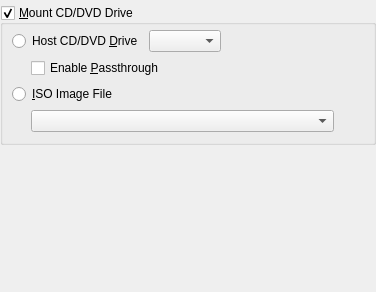
This is vbox/src/VBox/Frontends/VirtualBox4/ui/VBoxVMSettingsCD.ui in jljuxgm/vboxgit as Qt 5 draws it before an edit. The edited form follows.
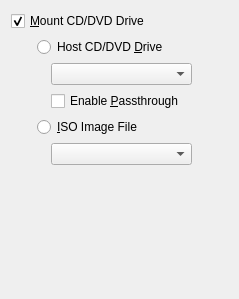
This is the edited form. Custom widgets are drawn as their Qt base class.

Commit message:
commit_10676 ------------------------------------------------------------------------ r10676 | vboxsync | 2008-07-16 00:22:01 +0800 (Wed, 16 Jul 2008) | 2 lines
FE/Qt4: VM CD settings face lift.

------------------------------------------------------------------------

```diff
--- a/vbox/src/VBox/Frontends/VirtualBox4/ui/VBoxVMSettingsCD.ui
+++ b/vbox/src/VBox/Frontends/VirtualBox4/ui/VBoxVMSettingsCD.ui
@@ -22,50 +22,65 @@
    <rect>
     <x>0</x>
     <y>0</y>
-    <width>376</width>
-    <height>292</height>
+    <width>239</width>
+    <height>299</height>
    </rect>
   </property>
-  <layout class="QVBoxLayout" >
-   <property name="leftMargin" >
-    <number>0</number>
-   </property>
-   <property name="topMargin" >
-    <number>5</number>
-   </property>
-   <property name="rightMargin" >
-    <number>0</number>
-   </property>
-   <property name="bottomMargin" >
-    <number>5</number>
-   </property>
-   <item>
-    <widget class="QGroupBox" name="mGbCD" >
-     <property name="sizePolicy" >
-      <sizepolicy vsizetype="Fixed" hsizetype="Expanding" >
-       <horstretch>0</horstretch>
-       <verstretch>0</verstretch>
-      </sizepolicy>
-     </property>
+  <layout class="QGridLayout" >
+   <item row="0" column="0" colspan="3" >
+    <widget class="QCheckBox" name="mGbCD" >
      <property name="whatsThis" >
       <string>When checked, mounts the specified media to the CD/DVD drive of the virtual machine. Note that the CD/DVD drive is always connected to the Secondary Master IDE controller of the machine.</string>
      </property>
-     <property name="title" >
+     <property name="text" >
       <string>&amp;Mount CD/DVD Drive</string>
      </property>
-     <property name="checkable" >
-      <bool>true</bool>
-     </property>
      <property name="checked" >
       <bool>true</bool>
      </property>
-     <layout class="QVBoxLayout" >
+    </widget>
+   </item>
+   <item row="1" column="0" >
+    <spacer>
+     <property name="orientation" >
+      <enum>Qt::Horizontal</enum>
+     </property>
+     <property name="sizeType" >
+      <enum>QSizePolicy::Fixed</enum>
+     </property>
+     <property name="sizeHint" >
+      <size>
+       <width>20</width>
+       <height>20</height>
+      </size>
+     </property>
+    </spacer>
+   </item>
+   <item row="1" column="1" >
+    <widget class="QWidget" native="1" name="mMountCDChild" >
+     <property name="sizePolicy" >
+      <sizepolicy vsizetype="Preferred" hsizetype="Expanding" >
+       <horstretch>0</horstretch>
+       <verstretch>0</verstretch>
+      </sizepolicy>
+     </property>
+     <layout class="QGridLayout" >
+      <property name="leftMargin" >
+       <number>0</number>
+      </property>
       <property name="topMargin" >
-       <number>5</number>
+       <number>0</number>
       </property>
-      <item>
-       <layout class="QHBoxLayout" >
-        <item>
+      <property name="rightMargin" >
+       <number>0</number>
+      </property>
+      <property name="bottomMargin" >
+       <number>0</number>
+      </property>
+      <property name="verticalSpacing" >
+       <number>-1</number>
+      </property>
+      <item row="0" column="0" colspan="2" >
          <widget class="QRadioButton" name="mRbHostCD" >
           <property name="whatsThis" >
            <string>Mounts the specified CD/DVD drive to the virtual CD/DVD drive.</string>
@@ -78,47 +93,30 @@
           </property>
          </widget>
         </item>
-        <item>
+      <item row="1" column="0" >
+       <spacer>
+        <property name="orientation" >
+         <enum>Qt::Horizontal</enum>
+        </property>
+        <property name="sizeType" >
+         <enum>QSizePolicy::Fixed</enum>
+        </property>
+        <property name="sizeHint" >
+         <size>
+          <width>8</width>
+          <height>16</height>
+         </size>
+        </property>
+       </spacer>
+      </item>
+      <item row="1" column="1" >
          <widget class="QComboBox" name="mCbHostCD" >
           <property name="whatsThis" >
            <string>Lists host CD/DVD drives available to mount to the virtual machine.</string>
           </property>
          </widget>
         </item>
-        <item>
-         <spacer>
-          <property name="orientation" >
-           <enum>Qt::Horizontal</enum>
-          </property>
-          <property name="sizeHint" >
-           <size>
-            <width>0</width>
-            <height>10</height>
-           </size>
-          </property>
-         </spacer>
-        </item>
-       </layout>
-      </item>
-      <item>
-       <layout class="QHBoxLayout" >
-        <item>
-         <spacer>
-          <property name="orientation" >
-           <enum>Qt::Horizontal</enum>
-          </property>
-          <property name="sizeType" >
-           <enum>QSizePolicy::Fixed</enum>
-          </property>
-          <property name="sizeHint" >
-           <size>
-            <width>19</width>
-            <height>16</height>
-           </size>
-          </property>
-         </spacer>
-        </item>
-        <item>
+      <item row="2" column="1" >
          <widget class="QCheckBox" name="mCbPassthrough" >
           <property name="sizePolicy" >
            <sizepolicy vsizetype="Fixed" hsizetype="Expanding" >
@@ -134,11 +132,7 @@
           </property>
          </widget>
         </item>
-       </layout>
-      </item>
-      <item>
-       <layout class="QHBoxLayout" >
-        <item>
+      <item row="3" column="0" colspan="2" >
          <widget class="QRadioButton" name="mRbIsoCD" >
           <property name="whatsThis" >
            <string>Mounts the specified CD/DVD image to the virtual CD/DVD drive.</string>
@@ -151,47 +145,14 @@
           </property>
          </widget>
         </item>
-        <item>
-         <spacer>
-          <property name="orientation" >
-           <enum>Qt::Horizontal</enum>
-          </property>
-          <property name="sizeHint" >
-           <size>
-            <width>0</width>
-            <height>10</height>
-           </size>
-          </property>
-         </spacer>
-        </item>
-       </layout>
-      </item>
-      <item>
-       <layout class="QHBoxLayout" >
-        <item>
-         <spacer>
-          <property name="orientation" >
-           <enum>Qt::Horizontal</enum>
-          </property>
-          <property name="sizeType" >
-           <enum>QSizePolicy::Fixed</enum>
-          </property>
-          <property name="sizeHint" >
-           <size>
-            <width>19</width>
-            <height>16</height>
-           </size>
-          </property>
-         </spacer>
-        </item>
-        <item>
+      <item row="4" column="1" >
          <widget class="VBoxMediaComboBox" name="mCbIsoCD" >
           <property name="whatsThis" >
            <string>Displays the image file to mount to the virtual CD/DVD drive and allows to quickly select a different image.</string>
           </property>
          </widget>
         </item>
-        <item>
+      <item row="4" column="2" >
          <widget class="QToolButton" name="mTbIsoCD" >
           <property name="whatsThis" >
            <string>Invokes the Virtual Disk Manager to select a CD/DVD image to mount.</string>
@@ -205,11 +166,9 @@
          </widget>
         </item>
        </layout>
-      </item>
-     </layout>
     </widget>
    </item>
-   <item>
+   <item row="2" column="1" >
     <spacer>
      <property name="orientation" >
       <enum>Qt::Vertical</enum>
@@ -217,7 +176,7 @@
      <property name="sizeHint" >
       <size>
        <width>20</width>
-       <height>0</height>
+       <height>40</height>
       </size>
      </property>
     </spacer>
```
Lines whose indentation alone changed are shown as unchanged. The commit also changes 2 other files.
